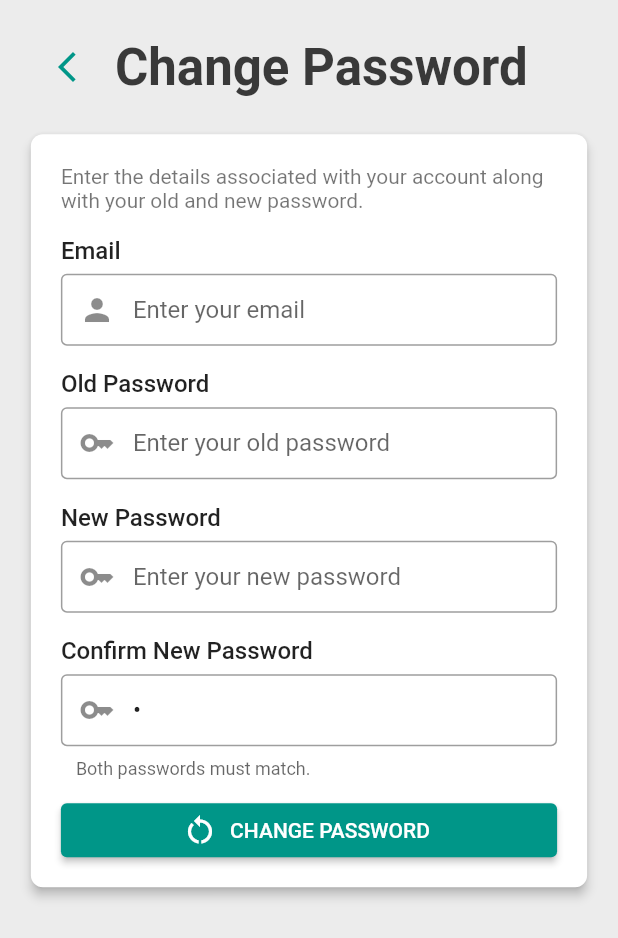
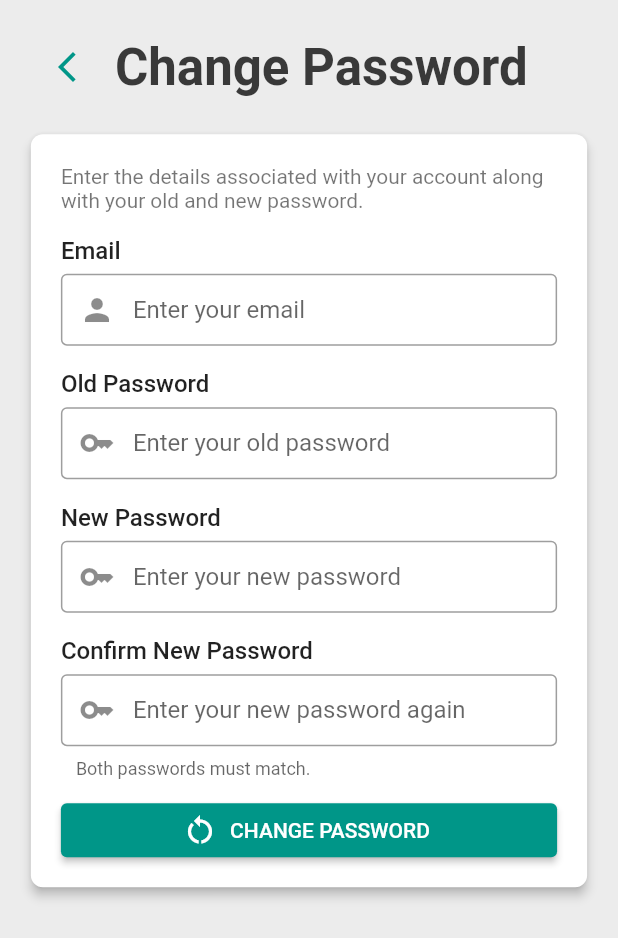
Before and after one commit to TomasKopunec/smart_receipts, a Flutter app: the AuthenticationScreen screen opened directly, after a tap on "LOGIN", after a tap on "Forgot password?", on a phone screen of 412 x 824 dp. Shown: the top 938 px of the screen. Run offline on Flutter 3.47's test engine with Material 2 defaults, Android fonts, the phone set to English and light mode, and no system bars; our stand-ins replace animated_splash_screen, auto_size_text, expandable, flutter_slidable, persistent_bottom_nav_bar, qr_flutter and 2 more; accounts and stored records are empty.

Commit message:
Fixed currency and change password bugs

```diff
--- a/lib/providers/settings/settings_provider.dart
+++ b/lib/providers/settings/settings_provider.dart
@@ -5,7 +5,7 @@ import 'package:smart_receipts/utils/logger.dart';
 
 enum Currency {
   pound('British Pound', '£', 'gbp'),
-  euro('British Dollar', '€', 'eur'),
+  euro('Euro', '€', 'eur'),
   dollar('United States Dollar', '\$', 'usd'),
   australianDollar('Australian Dollar', '\$', 'aud'),
   canadianDollar('Canada Dollar', '\$', 'cad'),
--- a/lib/screens/auth/change_password.dart
+++ b/lib/screens/auth/change_password.dart
@@ -29,7 +29,7 @@ class _ChangePasswordState extends State<ChangePassword> {
   final TextEditingController newPasswordController =
       TextEditingController(text: "");
   final TextEditingController newPasswordRepeatController =
-      TextEditingController(text: " ");
+      TextEditingController(text: "");
 
   @override
   void dispose() {
```
